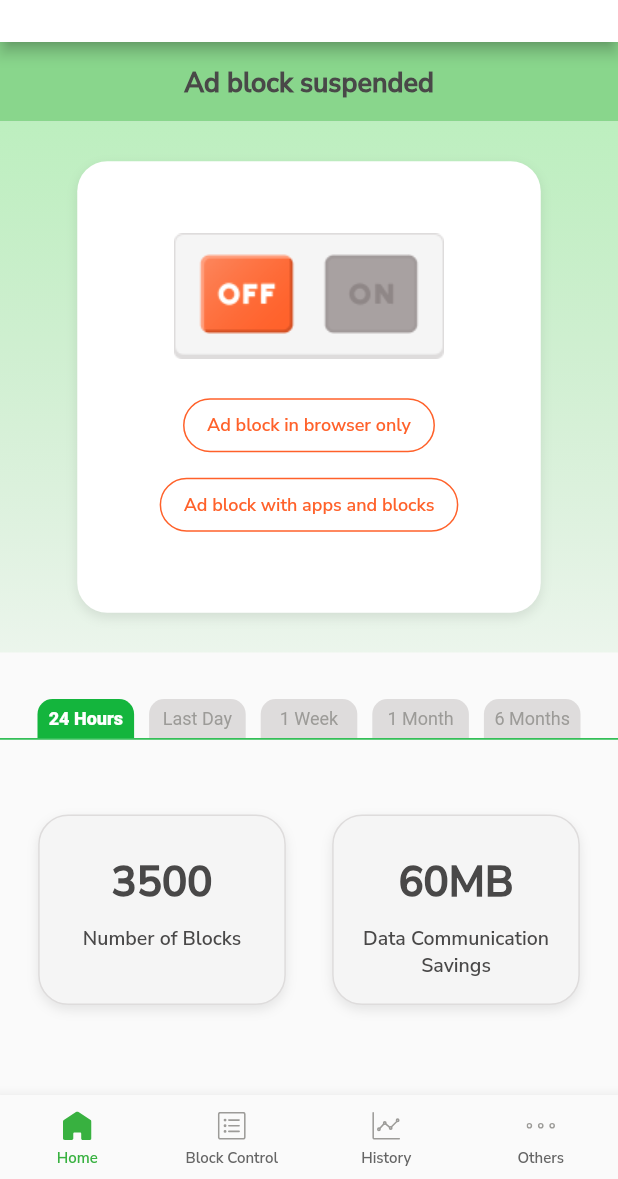
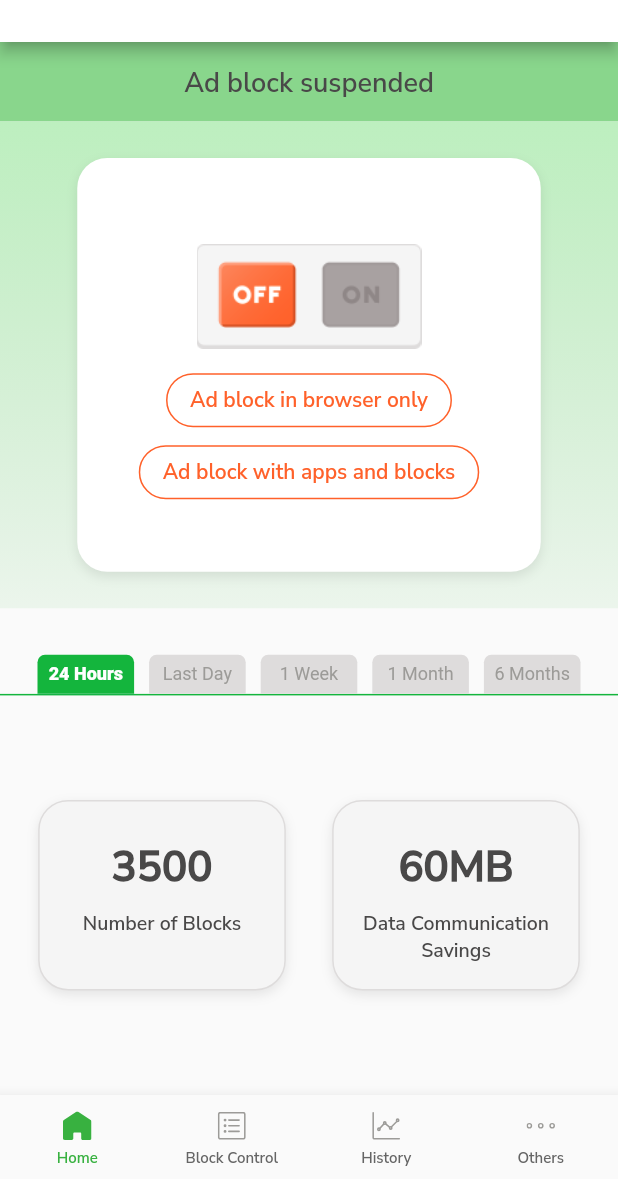
Before and after one commit to clydegold8/simple-flutter-app, a Flutter app: the screen it shows after launch, after a tap on "Login", on a phone screen of 412 x 824 dp, the part 57-1236 px from its top. Run offline on Flutter 3.47's test engine with Material 2 defaults, Android fonts, the phone set to English and light mode, and no system bars; our stand-ins replace flutter_riverpod, flutter_svg; missing offline and left inert: widgetbook, widgetbook_annotation; generated files the repository leaves out were written again.

Commit message:
Added refactors on the tabs on homepage

```diff
--- a/lib/src/app.widgetbook.dart
+++ b/lib/src/app.widgetbook.dart
@@ -18,7 +18,7 @@ import 'package:k_block_app/src/constants/colors.dart';
 import 'package:k_block_app/src/constants/providers.dart';
 import 'package:k_block_app/src/constants/routes.dart';
 import 'package:k_block_app/src/features/ad_blocker/presentation/ad_blocker.dart';
-import 'package:k_block_app/src/features/ad_blocker/presentation/ad_blocker_state.dart';
+import 'package:k_block_app/src/features/ad_blocker/presentation/ad_blocker_widget.dart';
 import 'package:k_block_app/src/features/add_whitelist/presentation/add_whitelist.dart';
 import 'package:k_block_app/src/features/app_management/presentation/app_individual_settings.dart';
 import 'package:k_block_app/src/features/app_management/presentation/data_traffic_limit.dart';
--- a/lib/src/constants/providers.dart
+++ b/lib/src/constants/providers.dart
@@ -1,3 +1,4 @@
 import 'package:flutter_riverpod/flutter_riverpod.dart';
 
 final widgetPathProvider = StateProvider((ref) => 0);
+final widgetHomePageTabProvider = StateProvider((ref) => 0);
--- a/lib/src/features/ad_blocker/presentation/ad_blocker.dart
+++ b/lib/src/features/ad_blocker/presentation/ad_blocker.dart
@@ -1,14 +1,17 @@
 import 'package:flutter/material.dart';
+import 'package:flutter_riverpod/flutter_riverpod.dart';
 import 'package:widgetbook_annotation/widgetbook_annotation.dart';
 
-import 'ad_blocker_state.dart';
+import 'ad_blocker_widget.dart';
 
 @WidgetbookUseCase(name: 'AdBlockerPage', type: AdBlocker)
 Widget addBlockerPageUseCase(BuildContext context) => const AdBlocker();
 
-class AdBlocker extends StatefulWidget {
+class AdBlocker extends ConsumerWidget {
   const AdBlocker({super.key});
 
   @override
-  State<AdBlocker> createState() => AdBlockerState();
+  Widget build(BuildContext context, WidgetRef ref) {
+    return adBlockerWidget(context, ref);
+  }
 }
--- a/lib/src/features/ad_blocker/presentation/ad_blocker_state.dart
+++ /dev/null
@@ -1,9 +0,0 @@
-import 'package:flutter/material.dart';
-
-import 'ad_blocker.dart';
-import 'ad_blocker_widget.dart';
-
-class AdBlockerState extends State<AdBlocker> {
-  @override
-  Widget build(BuildContext context) => adBlockerWidget(context);
-}
--- a/lib/src/features/ad_blocker/presentation/ad_blocker_tab.dart
+++ b/lib/src/features/ad_blocker/presentation/ad_blocker_tab.dart
@@ -1,35 +1,12 @@
 import 'package:flutter/material.dart';
 import 'package:flutter_gen/gen_l10n/app_localizations.dart';
+import 'package:flutter_riverpod/flutter_riverpod.dart';
 import 'package:k_block_app/src/constants/colors.dart';
 
-class AdBlockerTab extends StatefulWidget {
-  const AdBlockerTab({super.key});
+import '../../../constants/providers.dart';
 
-  @override
-  State<AdBlockerTab> createState() => _AdBlockerTabState();
-}
-
-class _AdBlockerTabState extends State<AdBlockerTab>
-    with SingleTickerProviderStateMixin {
-  int _selectedIndex = 0;
-
-  late TabController _tabController;
-
-  @override
-  void initState() {
-    super.initState();
-    _tabController =
-        TabController(initialIndex: _selectedIndex, vsync: this, length: 5);
-  }
-
-  @override
-  void dispose() {
-    _tabController.dispose();
-    super.dispose();
-  }
-
-  @override
-  Widget build(BuildContext context) {
+Widget adBlockerTabWidget(BuildContext context, WidgetRef ref) {
+  final selectedIndex = ref.watch(widgetHomePageTabProvider);
   final tabs = [
     AppLocalizations.of(context)?.tab_24_hours ?? '24時間',
     AppLocalizations.of(context)?.tab_last_day ?? '前日',
@@ -38,7 +15,13 @@ class _AdBlockerTabState extends State<AdBlockerTab>
     AppLocalizations.of(context)?.tab_6_months ?? '6ヶ月'
   ];
 
-    return Column(
+  void onItemTapped(int index) {
+    ref.read(widgetHomePageTabProvider.notifier).state = index;
+  }
+
+  return DefaultTabController(
+      length: 5,
+      child: Column(
         children: [
           Container(
             decoration: const BoxDecoration(
@@ -52,8 +35,7 @@ class _AdBlockerTabState extends State<AdBlockerTab>
                     splashColor: Colors.transparent,
                     highlightColor: Colors.transparent),
                 child: TabBar(
-                controller: _tabController,
-                indicatorColor: Colors.transparent,
+                  indicatorSize: TabBarIndicatorSize.label,
                   indicatorPadding: EdgeInsets.zero,
                   indicatorWeight: 0.1,
                   labelPadding:
@@ -64,50 +46,44 @@ class _AdBlockerTabState extends State<AdBlockerTab>
                             height: 26,
                             child: Container(
                                 decoration: BoxDecoration(
-                                  color: _selectedIndex == index
+                                    color: selectedIndex == index
                                         ? KBlockColors.greenThemeColor
                                         : KBlockColors.tabUnselectedBackground,
                                     borderRadius: const BorderRadius.only(
-                                      topLeft: Radius.circular(10),
-                                      topRight: Radius.circular(10))),
+                                        topLeft: Radius.circular(5),
+                                        topRight: Radius.circular(5))),
                                 child: Align(
                                   alignment: Alignment.center,
                                   child: Text(
                                     tabs[index],
                                     style: TextStyle(
                                         fontSize: 12,
-                                      color: _selectedIndex == index
+                                        color: selectedIndex == index
                                             ? Colors.white
                                             : KBlockColors
                                                 .tabUnselectedForeground,
-                                      fontWeight: _selectedIndex == index
+                                        fontWeight: selectedIndex == index
                                             ? FontWeight.w900
                                             : FontWeight.normal),
                                   ),
                                 )),
                           )),
-                onTap: (index) => setState(() {
-                  _selectedIndex = index;
-                }),
+                  onTap: onItemTapped,
                 ),
               ),
             ),
           ),
           Expanded(
-          child: TabBarView(
-              controller: _tabController,
-              physics: const NeverScrollableScrollPhysics(),
-              children: [
+            child: TabBarView(children: [
               _adBlockerTabBarViewData(context, '3500', '60MB'),
               _adBlockerTabBarViewData(context, '4800', '80MB'),
               _adBlockerTabBarViewData(context, '25000', '80MB'),
               _adBlockerTabBarViewData(context, '10万', '480MB'),
               _adBlockerTabBarViewData(context, '60万', '2GB')
             ]),
-        )
+          ),
         ],
-    );
-  }
+      ));
 }
 
 Widget _adBlockerTabBarViewData(
@@ -127,9 +103,7 @@ Widget _adBlockerTabBarViewData(
   const titleTextStyle =
       TextStyle(color: KBlockColors.foregroundColor, fontSize: 13);
 
-  return Padding(
-    padding: const EdgeInsets.only(bottom: 10),
-    child: Row(children: [
+  return Row(children: [
     Expanded(
       child: FractionallySizedBox(
         widthFactor: 0.85,
@@ -186,6 +160,5 @@ Widget _adBlockerTabBarViewData(
             )),
       ),
     )
-    ]),
-  );
+  ]);
 }
--- a/lib/src/features/ad_blocker/presentation/ad_blocker_widget.dart
+++ b/lib/src/features/ad_blocker/presentation/ad_blocker_widget.dart
@@ -1,10 +1,11 @@
 import 'package:flutter/material.dart';
 import 'package:flutter_gen/gen_l10n/app_localizations.dart';
+import 'package:flutter_riverpod/flutter_riverpod.dart';
 import 'package:k_block_app/src/constants/colors.dart';
 
 import 'ad_blocker_tab.dart';
 
-Widget adBlockerWidget(BuildContext context) {
+Widget adBlockerWidget(BuildContext context, WidgetRef ref) {
   return Column(children: [
     Container(
       color: KBlockColors.greenLight,
@@ -15,17 +16,15 @@ Widget adBlockerWidget(BuildContext context) {
                 AppLocalizations.of(context)?.ad_block_suspended ?? '広告ブロック停止中',
                 style: const TextStyle(
                     fontSize: 18,
-                    fontWeight: FontWeight.w900,
+                    fontWeight: FontWeight.bold,
                     color: KBlockColors.foregroundColor))),
       ),
     ),
     Expanded(
-      flex: 6,
       child: _adBlockingWidget(context),
     ),
-    const Expanded(
-      flex: 5,
-      child: AdBlockerTab(),
+    Expanded(
+      child: adBlockerTabWidget(context, ref),
     )
   ]);
 }
@@ -35,7 +34,6 @@ Widget _adBlockingWidget(BuildContext context) {
       foregroundColor: KBlockColors.buttonPositiveBackground,
       side: const BorderSide(color: KBlockColors.buttonPositiveBackground),
       shape: RoundedRectangleBorder(borderRadius: BorderRadius.circular(20)));
-  const adBlockerButtonTextStyle = TextStyle(fontSize: 12);
 
   return Container(
     width: double.infinity,
@@ -62,27 +60,28 @@ Widget _adBlockingWidget(BuildContext context) {
             ],
           ),
           child: Column(mainAxisAlignment: MainAxisAlignment.center, children: [
-            const Image(image: AssetImage('assets/images/ad_blocker_off.png')),
+            const Padding(
+              padding: EdgeInsets.only(top: 15),
+              child: Image(width: 150, image: AssetImage('assets/images/ad_blocker_off.png')),
+            ),
             Padding(
-              padding: const EdgeInsets.only(top: 20),
+              padding: const EdgeInsets.only(top: 10),
               child: OutlinedButton(
                 onPressed: () {},
                 style: adBlockerButtonStyle,
                 child: Text(
                     AppLocalizations.of(context)?.ad_block_browser_only ??
-                        'ブラウザのみで広告ブロック',
-                    style: adBlockerButtonTextStyle),
+                        'ブラウザのみで広告ブロック'),
               ),
             ),
             Padding(
-              padding: const EdgeInsets.only(top: 5),
+              padding: const EdgeInsets.only(top: 0),
               child: OutlinedButton(
                   onPressed: () {},
                   style: adBlockerButtonStyle,
                   child: Text(
                       AppLocalizations.of(context)?.ad_block_apps_block ??
-                          'アプリとブラウザで広告ブロック',
-                      style: adBlockerButtonTextStyle)),
+                          'アプリとブラウザで広告ブロック')),
             )
           ])),
     ),
```
Lines whose indentation alone changed are shown as unchanged.
